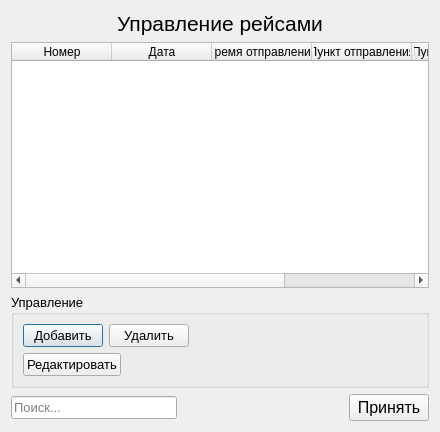
Qt form dialog_controlraces.ui (zloysergunya/IS_Airport) before a commit.
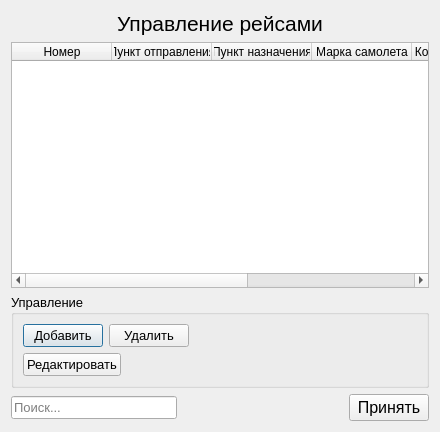
The same form after that commit.

```diff
--- a/dialog_controlraces.ui
+++ b/dialog_controlraces.ui
@@ -48,16 +48,6 @@
        <string>Номер</string>
       </property>
      </column>
-     <column>
-      <property name="text">
-       <string>Дата</string>
-      </property>
-     </column>
-     <column>
-      <property name="text">
-       <string>Время отправления</string>
-      </property>
-     </column>
      <column>
       <property name="text">
        <string>Пункт отправления</string>
@@ -70,7 +60,22 @@
      </column>
      <column>
       <property name="text">
-       <string>Кол-во вагонов</string>
+       <string>Марка самолета</string>
+      </property>
+     </column>
+     <column>
+      <property name="text">
+       <string>Количество мест</string>
+      </property>
+     </column>
+     <column>
+      <property name="text">
+       <string>Количество свободных мест</string>
+      </property>
+     </column>
+     <column>
+      <property name="text">
+       <string>Количество пассажиров</string>
       </property>
      </column>
     </widget>
```
